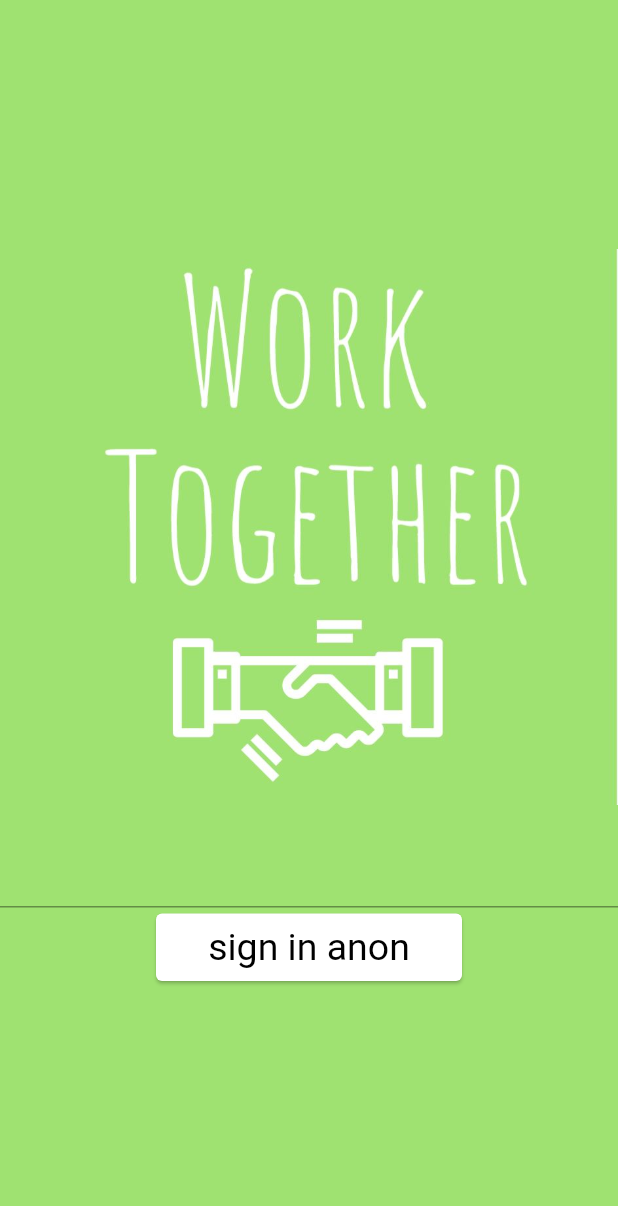
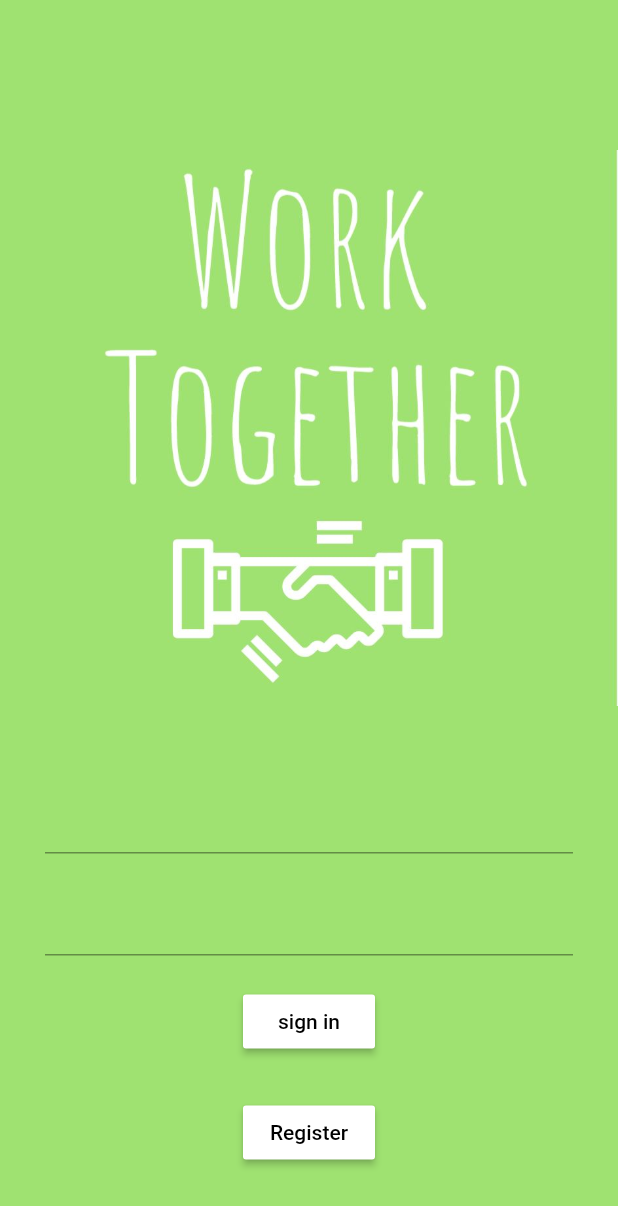
Before and after one commit to yamaan93/IDP-App, a Flutter app: the screen it shows after launch, on a phone screen of 412 x 824 dp. Shown: the top 1206 px of the screen. Run offline on Flutter 3.47's test engine with Material 2 defaults, Android fonts, the phone set to English and light mode, and no system bars; our stand-ins replace firebase_auth; accounts and stored records are empty.

Commit message:
sign in and register is functional

```diff
--- a/idp_app/lib/main.dart
+++ b/idp_app/lib/main.dart
@@ -2,10 +2,10 @@ import 'package:flutter/material.dart';
 import 'package:idp_app/consts.dart';
 import 'package:idp_app/services/auth.dart';
 import 'package:provider/provider.dart';
-import 'pages/sign_in.dart';
+import 'pages/authentication/sign_in.dart';
 import 'pages/toDoPage.dart';
 import 'wrapper.dart';
-import 'package:idp_app/pages/sign_in.dart';
+import 'package:idp_app/pages/authentication/sign_in.dart';
 import 'models/user.dart';
 
 void main() => runApp(MyApp());
--- a/idp_app/lib/pages/authentication/authenticate.dart
+++ b/idp_app/lib/pages/authentication/authenticate.dart
@@ -1,5 +1,6 @@
 import 'package:flutter/material.dart';
-import 'package:idp_app/pages/sign_in.dart';
+import 'package:idp_app/pages/authentication/sign_in.dart';
+import 'register.dart';
 
 class Authenticate extends StatefulWidget {
   @override
@@ -7,10 +8,25 @@ class Authenticate extends StatefulWidget {
 }
 
 class _AuthenticateState extends State<Authenticate> {
+  bool showSignIn = true;
+  void toggleView() {
+    setState(() {
+      showSignIn = !showSignIn;
+    });
+  }
+
   @override
   Widget build(BuildContext context) {
-    return Container(
-      child: SignIn(),
-    );
+    if (showSignIn == true) {
+      return Container(
+        child: SignIn(toggleView: toggleView),
+      );
+    } else {
+      return Container(
+        child: Register(
+          toggleView: toggleView,
+        ),
+      );
+    }
   }
 }
--- /dev/null
+++ b/idp_app/lib/pages/authentication/sign_in.dart
@@ -0,0 +1,137 @@
+import 'package:flutter/material.dart';
+import 'package:idp_app/services/auth.dart';
+import '../../consts.dart';
+import '../../widgets/roundTextButton.dart';
+import '../../Widgets/cardButton.dart';
+import '../toDoPage.dart';
+
+class SignIn extends StatefulWidget {
+  final Function toggleView;
+  SignIn({this.toggleView});
+  @override
+  _SignInState createState() => _SignInState();
+}
+
+class _SignInState extends State<SignIn> {
+  final AuthService _auth = AuthService();
+  final _formkey = GlobalKey<FormState>();
+  //text field state
+  String email = '';
+  String password = '';
+  String error = '';
+  @override
+  Widget build(BuildContext context) {
+    return Container(
+      child: Scaffold(
+        backgroundColor: kMainBackgroundColor,
+        body: SingleChildScrollView(
+          child: Column(
+            mainAxisAlignment: MainAxisAlignment.center,
+            crossAxisAlignment: CrossAxisAlignment.stretch,
+            children: <Widget>[
+              SizedBox(
+                height: 100,
+              ),
+              Container(
+                child: Image.asset('assets/images/logo1.JPG'),
+              ),
+              Padding(
+                padding: const EdgeInsets.all(30.0),
+                child: Form(
+                  key: _formkey,
+                  child: Column(
+                    children: <Widget>[
+                      SizedBox(height: 20),
+                      TextFormField(
+                        validator: (val) =>
+                            val.isEmpty ? 'Enter an Email' : null,
+                        onChanged: (val) {
+                          setState(() {
+                            email = val;
+                          });
+                        },
+                      ),
+                      SizedBox(height: 20),
+                      TextFormField(
+                        obscureText: true,
+                        onChanged: (val) {
+                          setState(() {
+                            password = val;
+                          });
+                        },
+                      ),
+                      SizedBox(height: 20),
+                      RaisedButton(
+                        color: Colors.white,
+                        child: Text(
+                          'sign in',
+                          style: TextStyle(color: Colors.black),
+                        ),
+                        onPressed: () async {
+                          if (_formkey.currentState.validate()) {
+                            dynamic result = await _auth
+                                .signInWithEmailAndPassword(email, password);
+                            if (result == null) {
+                              setState(() {
+                                error = 'email or password is incorrect';
+                                print(error);
+                              });
+                            }
+                          }
+                        },
+                      ),
+                      SizedBox(height: 10),
+                      Text(
+                        error,
+                        style: TextStyle(color: Colors.red),
+                      ),
+                      RaisedButton(
+                        color: Colors.white,
+                        child: Text(
+                          'Register',
+                          style: TextStyle(color: Colors.black),
+                        ),
+                        onPressed: () {
+                          widget.toggleView();
+                        },
+                      ),
+                    ],
+                  ),
+                ),
+              ),
+              /*
+              cardButton(
+                text: "login",
+              ),
+              cardButton(
+                text: "sign up",
+                onPressed: () {},
+              ),*/
+              /* cardButton(
+                text: "sign in anon",
+                onPressed: () async {
+                  dynamic result = await _auth.signInAnon();
+                  if (result == null) {
+                    print('error signing in');
+                  } else {
+                    print("user signed in");
+                    print(result.uid);
+                  }
+                },
+              ),
+
+              */
+              /*cardButton(
+                onPressed: () {
+                  Navigator.pushNamed((context), '/ToDo');
+                },
+                text: "offline mode",
+              ),
+              */
+            ],
+          ),
+        ),
+      ),
+    );
+  }
+}
--- a/idp_app/lib/pages/sign_in.dart
+++ /dev/null
@@ -1,69 +0,0 @@
-import 'package:flutter/material.dart';
-import 'package:idp_app/services/auth.dart';
-import '../consts.dart';
-import '../widgets/roundTextButton.dart';
-import '../Widgets/cardButton.dart';
-import 'toDoPage.dart';
-
-class SignIn extends StatefulWidget {
-  @override
-  _SignInState createState() => _SignInState();
-}
-
-class _SignInState extends State<SignIn> {
-  final AuthService _auth = AuthService();
-  @override
-  Widget build(BuildContext context) {
-    return Container(
-      child: Scaffold(
-        backgroundColor: kMainBackgroundColor,
-        body: Column(
-          mainAxisAlignment: MainAxisAlignment.center,
-          crossAxisAlignment: CrossAxisAlignment.stretch,
-          children: <Widget>[
-            Container(
-              child: Image.asset('assets/images/logo1.JPG'),
-            ),
-            Form(
-              child: Column(
-                children: <Widget>[
-                  SizedBox(height: 20),
-                  TextFormField(
-                    onChanged: (val) {},
-                  )
-                ],
-              ),
-            ),
-            /*
-            cardButton(
-              text: "login",
-            ),
-            cardButton(
-              text: "sign up",
-              onPressed: () {},
-            ),*/
-            cardButton(
-              text: "sign in anon",
-              onPressed: () async {
-                dynamic result = await _auth.signInAnon();
-                if (result == null) {
-                  print('error signing in');
-                } else {
-                  print("user signed in");
-                  print(result.uid);
-                }
-              },
-            ),
-            /*cardButton(
-              onPressed: () {
-                Navigator.pushNamed((context), '/ToDo');
-              },
-              text: "offline mode",
-            ),
-            */
-          ],
-        ),
-      ),
-    );
-  }
-}
```
Also changed, not shown: idp_app/lib/pages/authentication/register.dart (added, +102 -0 lines), idp_app/lib/services/auth.dart (+28 -6 lines).
